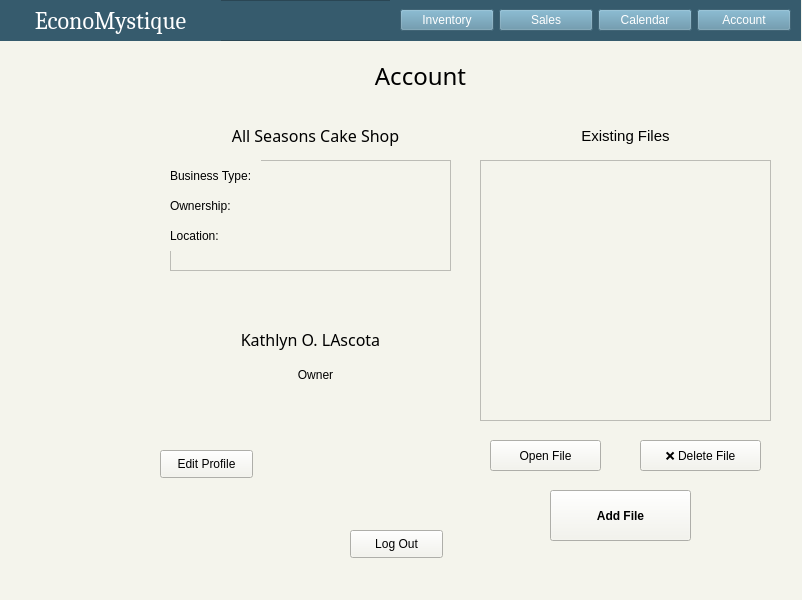
The window that account.ui (ongchangco/Economystique2) describes before a commit, drawn with Qt 5.
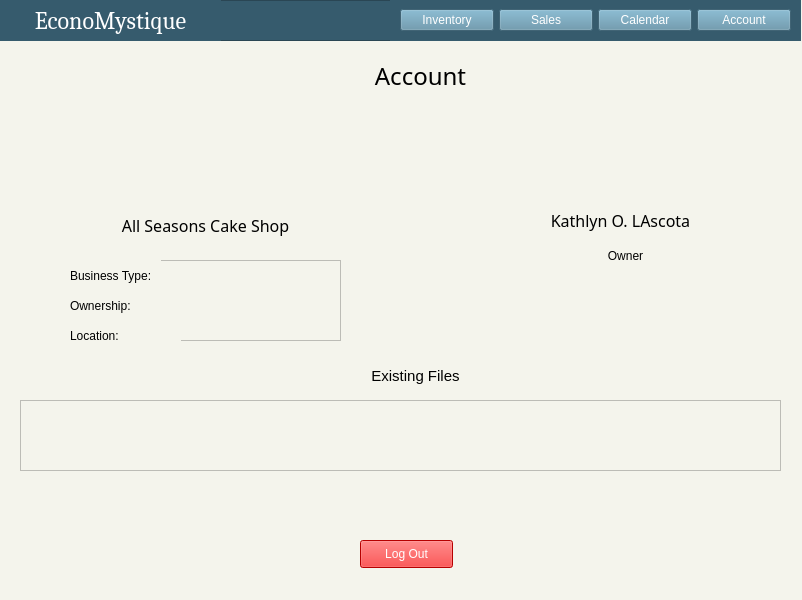
The same window after the commit. Icons and pictures are not drawn.

Patch:
```diff
--- a/account.ui
+++ b/account.ui
@@ -136,10 +136,10 @@
    <widget class="QLabel" name="imgBusinessLogo">
     <property name="geometry">
      <rect>
-      <x>10</x>
-      <y>130</y>
-      <width>141</width>
-      <height>131</height>
+      <x>140</x>
+      <y>100</y>
+      <width>101</width>
+      <height>101</height>
      </rect>
     </property>
     <property name="text">
@@ -155,8 +155,8 @@
    <widget class="QLabel" name="lblUserName">
     <property name="geometry">
      <rect>
-      <x>160</x>
-      <y>319</y>
+      <x>470</x>
+      <y>200</y>
       <width>301</width>
       <height>41</height>
      </rect>
@@ -177,8 +177,8 @@
    <widget class="QLabel" name="lblBusinessName">
     <property name="geometry">
      <rect>
-      <x>170</x>
-      <y>120</y>
+      <x>60</x>
+      <y>210</y>
       <width>291</width>
       <height>31</height>
      </rect>
@@ -196,50 +196,59 @@
      <set>Qt::AlignCenter</set>
     </property>
    </widget>
-   <widget class="QPushButton" name="btnOpenFile">
-    <property name="geometry">
-     <rect>
-      <x>490</x>
-      <y>440</y>
-      <width>111</width>
-      <height>31</height>
-     </rect>
-    </property>
-    <property name="text">
-     <string>Open File</string>
-    </property>
-   </widget>
    <widget class="QPushButton" name="btnEditProfile">
     <property name="geometry">
      <rect>
-      <x>160</x>
-      <y>450</y>
-      <width>93</width>
-      <height>28</height>
+      <x>730</x>
+      <y>330</y>
+      <width>41</width>
+      <height>31</height>
      </rect>
     </property>
     <property name="text">
-     <string>Edit Profile</string>
+     <string/>
+    </property>
+    <property name="icon">
+     <iconset>
+      <selectedon>img/editPfp.png</selectedon>
+     </iconset>
+    </property>
+    <property name="flat">
+     <bool>true</bool>
     </property>
    </widget>
    <widget class="QPushButton" name="btnLogOut">
     <property name="geometry">
      <rect>
-      <x>350</x>
-      <y>530</y>
+      <x>360</x>
+      <y>540</y>
       <width>93</width>
       <height>28</height>
      </rect>
     </property>
+    <property name="font">
+     <font>
+      <underline>false</underline>
+     </font>
+    </property>
+    <property name="styleSheet">
+     <string notr="true">color: white;
+background-color: red;
+
+</string>
+    </property>
     <property name="text">
      <string>Log Out</string>
     </property>
+    <property name="flat">
+     <bool>false</bool>
+    </property>
    </widget>
    <widget class="QLabel" name="lblFSTitle">
     <property name="geometry">
      <rect>
-      <x>560</x>
-      <y>120</y>
+      <x>350</x>
+      <y>360</y>
       <width>131</width>
       <height>31</height>
      </rect>
@@ -262,10 +271,10 @@
    <widget class="QLabel" name="imgProfile">
     <property name="geometry">
      <rect>
-      <x>10</x>
-      <y>280</y>
-      <width>141</width>
-      <height>131</height>
+      <x>580</x>
+      <y>100</y>
+      <width>101</width>
+      <height>91</height>
      </rect>
     </property>
     <property name="text">
@@ -303,8 +312,8 @@
    <widget class="QLabel" name="lblRole">
     <property name="geometry">
      <rect>
-      <x>210</x>
-      <y>359</y>
+      <x>520</x>
+      <y>240</y>
       <width>211</width>
       <height>31</height>
      </rect>
@@ -325,10 +334,10 @@
    <widget class="QFrame" name="frame_2">
     <property name="geometry">
      <rect>
-      <x>170</x>
-      <y>160</y>
-      <width>281</width>
-      <height>111</height>
+      <x>70</x>
+      <y>260</y>
+      <width>271</width>
+      <height>81</height>
      </rect>
     </property>
     <property name="frameShape">
@@ -404,52 +413,89 @@
      </property>
     </widget>
    </widget>
-   <widget class="QPushButton" name="btnDeleteFile">
-    <property name="geometry">
-     <rect>
-      <x>640</x>
-      <y>440</y>
-      <width>121</width>
-      <height>31</height>
-     </rect>
-    </property>
-    <property name="autoFillBackground">
-     <bool>false</bool>
-    </property>
-    <property name="text">
-     <string>❌ Delete File</string>
-    </property>
-   </widget>
-   <widget class="QPushButton" name="btnAddFile">
-    <property name="geometry">
-     <rect>
-      <x>550</x>
-      <y>490</y>
-      <width>141</width>
-      <height>51</height>
-     </rect>
-    </property>
-    <property name="font">
-     <font>
-      <pointsize>9</pointsize>
-      <weight>75</weight>
-      <bold>true</bold>
-     </font>
-    </property>
-    <property name="text">
-     <string>Add File</string>
-    </property>
-   </widget>
    <widget class="QListView" name="fileListView">
     <property name="geometry">
      <rect>
-      <x>480</x>
-      <y>160</y>
-      <width>291</width>
-      <height>261</height>
+      <x>20</x>
+      <y>400</y>
+      <width>761</width>
+      <height>71</height>
      </rect>
     </property>
    </widget>
+   <widget class="QWidget" name="horizontalLayoutWidget">
+    <property name="geometry">
+     <rect>
+      <x>630</x>
+      <y>480</y>
+      <width>151</width>
+      <height>51</height>
+     </rect>
+    </property>
+    <layout class="QHBoxLayout" name="horizontalLayout">
+     <item>
+      <widget class="QPushButton" name="btnOpenFile">
+       <property name="cursor">
+        <cursorShape>OpenHandCursor</cursorShape>
+       </property>
+       <property name="text">
+        <string/>
+       </property>
+       <property name="icon">
+        <iconset>
+         <normaloff>img/fileIcon.png</normaloff>img/fileIcon.png</iconset>
+       </property>
+       <property name="flat">
+        <bool>true</bool>
+       </property>
+      </widget>
+     </item>
+     <item>
+      <widget class="QPushButton" name="btnDeleteFile">
+       <property name="cursor">
+        <cursorShape>OpenHandCursor</cursorShape>
+       </property>
+       <property name="autoFillBackground">
+        <bool>false</bool>
+       </property>
+       <property name="text">
+        <string/>
+       </property>
+       <property name="icon">
+        <iconset>
+         <normaloff>img/deleteIcon.png</normaloff>img/deleteIcon.png</iconset>
+       </property>
+       <property name="flat">
+        <bool>true</bool>
+       </property>
+      </widget>
+     </item>
+     <item>
+      <widget class="QPushButton" name="btnAddFile">
+       <property name="font">
+        <font>
+         <pointsize>9</pointsize>
+         <weight>75</weight>
+         <bold>true</bold>
+        </font>
+       </property>
+       <property name="cursor">
+        <cursorShape>OpenHandCursor</cursorShape>
+       </property>
+       <property name="text">
+        <string/>
+       </property>
+       <property name="icon">
+        <iconset>
+         <normaloff>img/addIcon.png</normaloff>img/addIcon.png</iconset>
+       </property>
+       <property name="flat">
+        <bool>true</bool>
+       </property>
+      </widget>
+     </item>
+    </layout>
+   </widget>
   </widget>
   <widget class="QStatusBar" name="statusbar"/>
  </widget>
```
Left out of the diff: 5 changed lines with no effect on the pictures.
